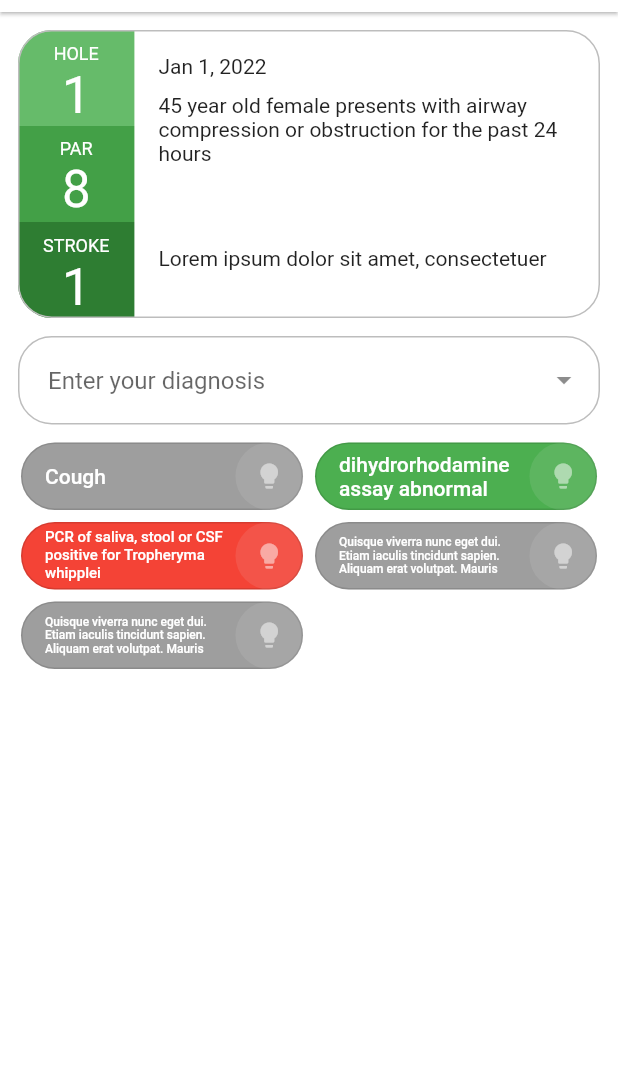
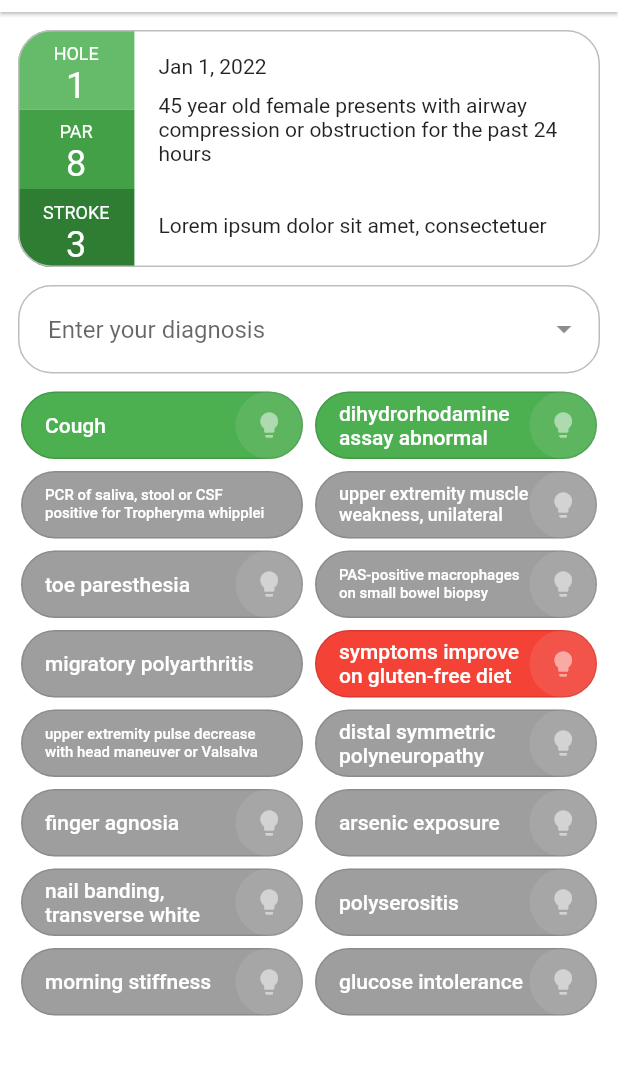
Before and after one commit to MGH-LCS/dxplain-open, a Flutter app: the screen it shows after launch, on a phone screen of 412 x 824 dp, the part 72-1147 px from its top. Run offline on Flutter 3.47's test engine with Material 2 defaults, Android fonts, the phone set to English and light mode, and no system bars; drawn by our look-alikes of auto_size_text; our stand-ins replace flutter_svg.

Commit message:
additional work on the symptom buttons

```diff
--- a/lib/main.dart
+++ b/lib/main.dart
@@ -31,10 +31,7 @@ class MyHomePage extends StatefulWidget {
 }
 
 class _MyHomePageState extends State<MyHomePage> {
-  // int _counter = 0;
-
   get onPressed => null;
-  final List<Map> myProducts = List.generate(10, (index) => {"id": index, "name": "Product $index"}).toList();
 
   @override
   Widget build(BuildContext context) {
@@ -112,7 +109,7 @@ class SymptomButtons extends StatelessWidget {
         SymptomButton(
           clinicalName: 'Cough',
           definition: '1',
-          buttonState: 'off',
+          buttonState: 'present',
         ),
         SymptomButton(
           clinicalName: 'dihydrorhodamine assay abnormal',
@@ -121,19 +118,72 @@ class SymptomButtons extends StatelessWidget {
         ),
         SymptomButton(
           clinicalName: 'PCR of saliva, stool or CSF positive for Tropheryma whipplei',
+          definition: '',
+          buttonState: 'off',
+        ),
+        SymptomButton(
+          clinicalName: 'upper extremity muscle weakness, unilateral',
+          definition: '3',
+          buttonState: 'off',
+        ),
+        SymptomButton(
+          clinicalName: 'toe paresthesia',
+          definition: '1',
+          buttonState: 'off',
+        ),
+        SymptomButton(
+          clinicalName: 'PAS-positive macrophages on small bowel biopsy',
+          definition: '1',
+          buttonState: 'off',
+        ),
+        SymptomButton(
+          clinicalName: 'migratory polyarthritis',
+          definition: '',
+          buttonState: 'off',
+        ),
+        SymptomButton(
+          clinicalName: 'symptoms improve on gluten-free diet',
           definition: '4',
           buttonState: 'absent',
         ),
         SymptomButton(
-          clinicalName:
-              'Quisque viverra nunc eget dui. Etiam iaculis tincidunt sapien. Aliquam erat volutpat. Mauris sagittis mi suscipit est. Maecenas adipiscing erat vestibulum purus. In scelerisque facilisis risus. In ac erat. Etiam nulla. Donec ut arcu sit amet nisi sollicitudin gravida.',
+          clinicalName: 'upper extremity pulse decrease with head maneuver or Valsalva',
+          definition: '',
+          buttonState: 'off',
+        ),
+        SymptomButton(
+          clinicalName: 'distal symmetric polyneuropathy',
+          definition: '1',
+          buttonState: 'off',
+        ),
+        SymptomButton(
+          clinicalName: 'finger agnosia',
+          definition: '1',
+          buttonState: 'off',
+        ),
+        SymptomButton(
+          clinicalName: 'arsenic exposure',
           definition: '3',
           buttonState: 'off',
         ),
         SymptomButton(
-          clinicalName:
-              'Quisque viverra nunc eget dui. Etiam iaculis tincidunt sapien. Aliquam erat volutpat. Mauris sagittis mi suscipit est. Maecenas adipiscing erat vestibulum purus. In scelerisque facilisis risus. In ac erat. Etiam nulla. Donec ut arcu sit amet nisi sollicitudin gravida.',
-          definition: '1',
+          clinicalName: 'nail banding, transverse white',
+          definition: '4',
+          buttonState: 'off',
+        ),
+        SymptomButton(
+          clinicalName: 'polyserositis',
+          definition: '3',
+          buttonState: 'off',
+        ),
+        SymptomButton(
+          clinicalName: 'morning stiffness',
+          definition: '4',
+          buttonState: 'off',
+        ),
+        SymptomButton(
+          clinicalName: 'glucose intolerance',
+          definition: '3',
           buttonState: 'off',
         ),
       ],
@@ -167,7 +217,7 @@ class SymptomButton extends StatelessWidget {
                 ? DeviceConfig().geButtonStyle(context, symptomButtonPresent)
                 : DeviceConfig().geButtonStyle(context, symptomButtonAbsent)),
         child: Padding(
-          padding: const EdgeInsets.only(left: 16.0),
+          padding: EdgeInsets.only(left: 16.0, right: definition != '' ? 0 : 16),
           child: Row(
             mainAxisAlignment: MainAxisAlignment.spaceBetween,
             children: [
@@ -267,7 +317,7 @@ class CaseCard extends StatelessWidget {
                             child: Column(
                               children: [
                                 Text('HOLE', style: Theme.of(context).textTheme.headline3),
-                                Text('1', style: Theme.of(context).textTheme.headline4),
+                                Text('1', style: Theme.of(context).textTheme.headline4?.copyWith(fontSize: 24)),
                               ],
                             ),
                           ),
@@ -326,7 +376,7 @@ class CaseCard extends StatelessWidget {
                             child: Column(
                               children: [
                                 Text('STROKE', style: Theme.of(context).textTheme.headline3),
-                                Text('1', style: Theme.of(context).textTheme.headline4),
+                                Text('3', style: Theme.of(context).textTheme.headline4),
                               ],
                             ),
                           ),
--- a/lib/ui/shared/theme.dart
+++ b/lib/ui/shared/theme.dart
@@ -19,7 +19,7 @@ class DXPlainOpenTheme {
       textTheme: TextTheme(
         overline: TextStyle(fontSize: 14.0, letterSpacing: 0, fontWeight: FontWeight.w500, color: Colors.green[700]),
         headline3: TextStyle(color: Colors.white, fontSize: 12),
-        headline4: TextStyle(color: Colors.white),
+        headline4: TextStyle(color: Colors.white, fontSize: 24),
       ),
       scaffoldBackgroundColor: Colors.white,
       inputDecorationTheme: InputDecorationTheme(
@@ -62,7 +62,7 @@ class DXPlainOpenTheme {
       textTheme: TextTheme(
         overline: TextStyle(fontSize: 14.0, letterSpacing: 0, fontWeight: FontWeight.w500, color: Colors.green[700]),
         headline3: TextStyle(color: Colors.white, fontSize: 12),
-        headline4: TextStyle(color: Colors.white),
+        headline4: TextStyle(color: Colors.white, fontSize: 24),
       ),
       scaffoldBackgroundColor: Colors.grey[900],
       inputDecorationTheme: InputDecorationTheme(
@@ -100,6 +100,8 @@ double cardElevation = 0;
 
 // SIZES FOR THE SYMPTOM BUTTONS THE USER INTERACTS WITH
 // Includes both sizes for phones and desktop devices
+
+//MOBILE SIZES
 double mobileSymptomButtonWidth = (mobileMaxWidth / 2) - mobilePadding;
 double mobileSymptomButtonHeight = 45;
 double mobileSymptomButtonRunSpacing = 8;
@@ -107,10 +109,12 @@ double mobileSymptomTextSize = 14;
 double mobileSymptomTextMinSize = 8;
 int mobileSymptomTextMaxLines = 3;
 double mobileSymptomDefinitionButtonSize = mobileSymptomButtonHeight;
+
+//DESKTOP SIZES
 double desktopSymptomButtonWidth = ((desktopMaxWidth - (desktopPadding / 2)) / 2);
 double desktopSymptomButtonHeight = 65;
 double desktopSymptomButtonRunSpacing = 8;
-double desktopSymptomTextSize = 16;
+double desktopSymptomTextSize = 14;
 double desktopSymptomTextMinSize = 10;
 int desktopSymptomTextMaxLines = 4;
 double desktopSymptomDefinitionButtonSize = desktopSymptomButtonHeight;
@@ -279,6 +283,13 @@ class UILinearGradient {
   UILinearGradient({required this.light, required this.dark});
 }
 
+class ResponsiveTextStyle {
+  final TextStyle? sm;
+  final TextStyle? md;
+  final TextStyle? lg;
+  ResponsiveTextStyle({required this.sm, required this.md, required this.lg});
+}
+
 // DEVICE CONFIG - SCREEN SIZE AND ORIENTATION
 class DeviceConfig {
   static MediaQueryData? data;
```
